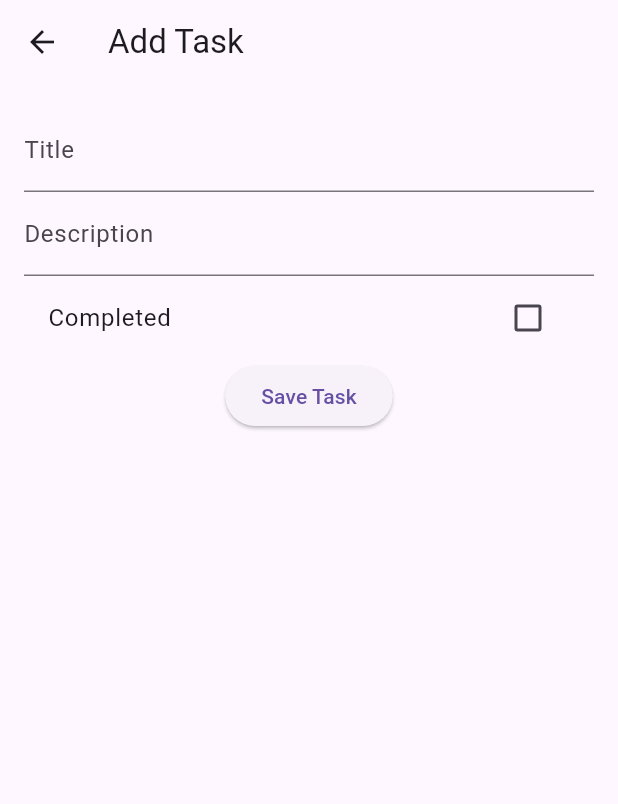
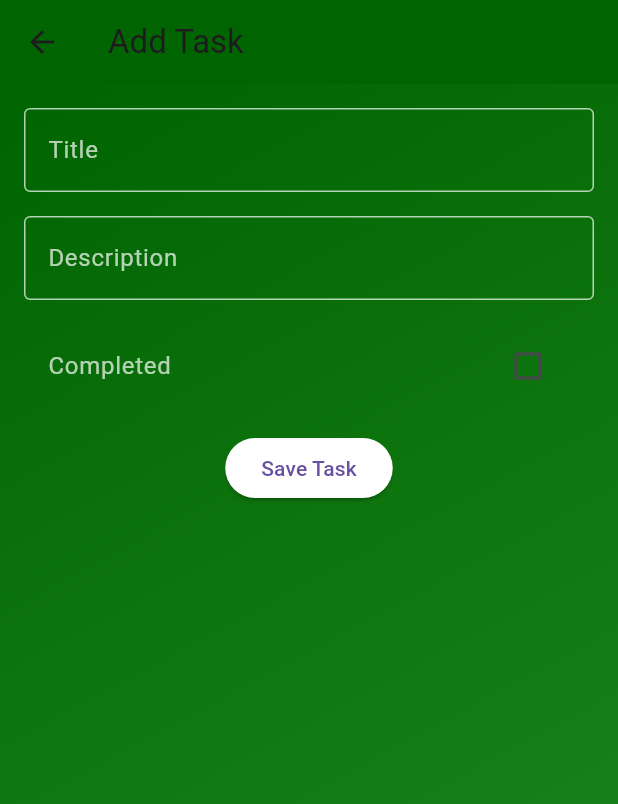
Before and after one commit to Paul-sharon/Flutter-Spring-Integration, a Flutter app: the screen it shows after launch, after a tap on the "add" icon, on a phone screen of 412 x 824 dp. Shown: the top 804 px of the screen. Run offline on Flutter 3.47's test engine with Material 3 defaults, Android fonts, the phone set to English and light mode, and no system bars; network calls fail.

Commit message:
Decoration on both AppBar and body done

```diff
--- a/lib/main.dart
+++ b/lib/main.dart
@@ -9,6 +9,7 @@ class MyApp extends StatelessWidget {
   @override
   Widget build(BuildContext context) {
     return MaterialApp(
+      debugShowCheckedModeBanner: false,
       title: 'Flutter & Spring Boot TODO',
       theme: ThemeData(
         primarySwatch: Colors.blue,
--- a/lib/screens/add_task_screen.dart
+++ b/lib/screens/add_task_screen.dart
@@ -17,32 +17,89 @@ class _AddTaskScreenState extends State<AddTaskScreen> {
   bool isCompleted = false;
 
   void saveTask() {
-    ApiService().addTask(Task(
+    if (titleController.text.isNotEmpty &&
+        descriptionController.text.isNotEmpty) {
+      ApiService()
+          .addTask(Task(
         title: titleController.text,
         description: descriptionController.text,
         completed: isCompleted,
-    )).then((_) {
+      ))
+          .then((_) {
         widget.onTaskAdded();
         Navigator.pop(context);
       });
+    } else {
+      ScaffoldMessenger.of(context).showSnackBar(
+        SnackBar(content: Text('Please fill in all fields')),
+      );
+    }
   }
 
   @override
   Widget build(BuildContext context) {
     return Scaffold(
-      appBar: AppBar(title: Text('Add Task')),
-      body: Padding(
-        padding: EdgeInsets.all(16.0),
+      appBar: AppBar(
+        title: Text('Add Task'),
+        flexibleSpace: Container(
+          decoration: const BoxDecoration(
+            gradient: LinearGradient(
+              colors: [
+                Color(0xff006400), // Dark green
+                Color(0xff006400), // Forest green
+              ],
+              begin: Alignment.topLeft,
+              end: Alignment.bottomRight,
+            ),
+          ),
+        ),
+      ),
+      body: Container(
+        decoration: const BoxDecoration(
+          gradient: LinearGradient(
+            colors: [
+              Color(0xff006400), // Dark green
+              Color(0xff228B22), // Forest green
+            ],
+            begin: Alignment.topLeft,
+            end: Alignment.bottomRight,
+          ),
+        ),
+        child: Padding(
+          padding: const EdgeInsets.all(16.0),
           child: Column(
+            crossAxisAlignment: CrossAxisAlignment.start,
             children: [
               TextField(
                 controller: titleController,
-              decoration: InputDecoration(labelText: 'Title'),
+                decoration: InputDecoration(
+                  labelText: 'Title',
+                  labelStyle: TextStyle(color: Colors.white70),
+                  enabledBorder: OutlineInputBorder(
+                    borderSide: BorderSide(color: Colors.white70),
                   ),
+                  focusedBorder: OutlineInputBorder(
+                    borderSide: BorderSide(color: Colors.teal),
+                  ),
+                ),
+                style: TextStyle(color: Colors.white),
+              ),
+              SizedBox(height: 16),
               TextField(
                 controller: descriptionController,
-              decoration: InputDecoration(labelText: 'Description'),
+                decoration: InputDecoration(
+                  labelText: 'Description',
+                  labelStyle: TextStyle(color: Colors.white70),
+                  enabledBorder: OutlineInputBorder(
+                    borderSide: BorderSide(color: Colors.white70),
                   ),
+                  focusedBorder: OutlineInputBorder(
+                    borderSide: BorderSide(color: Colors.teal),
+                  ),
+                ),
+                style: TextStyle(color: Colors.white),
+              ),
+              SizedBox(height: 16),
               CheckboxListTile(
                 value: isCompleted,
                 onChanged: (bool? value) {
@@ -50,13 +107,25 @@ class _AddTaskScreenState extends State<AddTaskScreen> {
                     isCompleted = value!;
                   });
                 },
-              title: Text('Completed'),
+                title: Text(
+                  'Completed',
+                  style: TextStyle(color: Colors.white70),
                 ),
-            ElevatedButton(
+                checkColor: Colors.black,
+                activeColor: Colors.teal,
+              ),
+              SizedBox(height: 16),
+              Center(
+                child: ElevatedButton(
                   onPressed: saveTask,
                   child: Text('Save Task'),
+                  style: ElevatedButton.styleFrom(
+                    backgroundColor: Colors.white, // Button color
+                  ),
+                ),
               ),
             ],
+          ),
         ),
       ),
     );
--- a/lib/screens/home_screen.dart
+++ b/lib/screens/home_screen.dart
@@ -28,26 +28,60 @@ class _HomeScreenState extends State<HomeScreen> {
 
   @override
   Widget build(BuildContext context) {
-    return Scaffold(
+    return MaterialApp(
+      debugShowCheckedModeBanner: false,
+      home: Scaffold(
         appBar: AppBar(
-        centerTitle: true, // Centers the title
-        backgroundColor: Colors.black54, // Sets the background color to black
+          centerTitle: true,
           title: Text(
             'To-Do List',
             style: TextStyle(
-            color: Colors.white70, // Sets the text color to grey
+              color: Colors.white70,
+            ),
+          ),
+          flexibleSpace: Container(
+            decoration: const BoxDecoration(
+              gradient: LinearGradient(
+                colors: [
+                  Color(0xffB81736),
+                  Color(0xff281537),
+                ],
+                begin: Alignment.topLeft,
+                end: Alignment.bottomRight,
               ),
             ),
           ),
-      body: FutureBuilder<List<Task>>(
+        ),
+        body: Container(
+          decoration: const BoxDecoration(
+            gradient: LinearGradient(colors: [
+              Color(0xffB81736),
+              Color(0xff281537),
+            ]),
+          ),
+          child: Column(
+            children: [
+              SizedBox(height: 30), // Space between AppBar and body
+              Expanded(
+                child: FutureBuilder<List<Task>>(
                   future: tasks,
                   builder: (context, snapshot) {
                     if (snapshot.connectionState == ConnectionState.waiting) {
                       return Center(child: CircularProgressIndicator());
                     } else if (snapshot.hasError) {
-            return Center(child: Text('Error: ${snapshot.error}'));
+                      return Center(
+                        child: Text(
+                          'Error: ${snapshot.error}',
+                          style: TextStyle(color: Colors.white70),
+                        ),
+                      );
                     } else if (!snapshot.hasData || snapshot.data!.isEmpty) {
-            return Center(child: Text('No tasks available.'));
+                      return Center(
+                        child: Text(
+                          'No tasks available.',
+                          style: TextStyle(color: Colors.white70),
+                        ),
+                      );
                     } else {
                       return ListView.builder(
                         itemCount: snapshot.data!.length,
@@ -112,7 +146,12 @@ class _HomeScreenState extends State<HomeScreen> {
                     }
                   },
                 ),
+              ),
+            ],
+          ),
+        ),
         floatingActionButton: FloatingActionButton(
+          backgroundColor: Colors.teal, // Sets the button color to green teal
           child: Icon(Icons.add),
           onPressed: () {
             Navigator.push(
@@ -123,6 +162,7 @@ class _HomeScreenState extends State<HomeScreen> {
             );
           },
         ),
+      ),
     );
   }
 }
```
Lines whose indentation alone changed are shown as unchanged.
